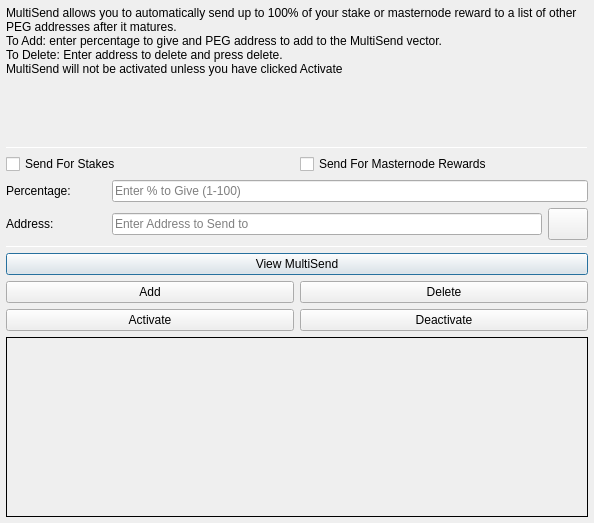
Old version of the form src/qt/forms/multisenddialog.ui in the repository peg-dev/pegasus.
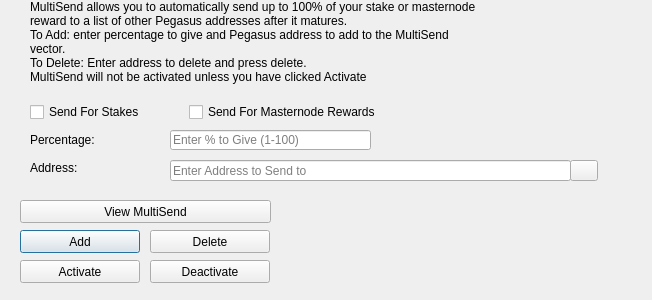
New version of the form. Icons and pictures are not drawn.

Patch:
```diff
--- a/src/qt/forms/multisenddialog.ui
+++ b/src/qt/forms/multisenddialog.ui
@@ -9,106 +9,22 @@
    <rect>
     <x>0</x>
     <y>0</y>
-    <width>594</width>
-    <height>523</height>
+    <width>652</width>
+    <height>300</height>
    </rect>
   </property>
   <property name="windowTitle">
    <string>MultiSend</string>
   </property>
-  <layout class="QVBoxLayout" name="verticalLayout" stretch="0">
-   <property name="leftMargin">
-    <number>6</number>
-   </property>
-   <property name="topMargin">
-    <number>6</number>
-   </property>
-   <property name="rightMargin">
-    <number>6</number>
-   </property>
-   <property name="bottomMargin">
-    <number>6</number>
-   </property>
-   <item>
-    <layout class="QVBoxLayout" name="verticalLayout_Main" stretch="1,1,1,1,1,1">
-     <item>
-      <widget class="QLabel" name="label_2">
-       <property name="lineWidth">
-        <number>1</number>
-       </property>
-       <property name="text">
-        <string>MultiSend allows you to automatically send up to 100% of your stake or masternode reward to a list of other PEG addresses after it matures.
-To Add: enter percentage to give and PEG address to add to the MultiSend vector.
-To Delete: Enter address to delete and press delete.
-MultiSend will not be activated unless you have clicked Activate</string>
-       </property>
-       <property name="alignment">
-        <set>Qt::AlignLeading|Qt::AlignLeft|Qt::AlignTop</set>
-       </property>
-       <property name="wordWrap">
-        <bool>true</bool>
-       </property>
-      </widget>
-     </item>
-     <item>
-      <widget class="Line" name="line">
-       <property name="minimumSize">
-        <size>
-         <width>0</width>
-         <height>1</height>
-        </size>
-       </property>
-       <property name="maximumSize">
-        <size>
-         <width>16777215</width>
-         <height>1</height>
-        </size>
-       </property>
-       <property name="orientation">
-        <enum>Qt::Horizontal</enum>
-       </property>
-      </widget>
-     </item>
-     <item>
-      <layout class="QVBoxLayout" name="verticalLayout_Settings">
-       <item>
-        <layout class="QHBoxLayout" name="horizontalLayout">
-         <item>
-          <widget class="QCheckBox" name="multiSendStakeCheckBox">
-           <property name="text">
-            <string>Send For Stakes</string>
-           </property>
-          </widget>
-         </item>
-         <item>
-          <widget class="QCheckBox" name="multiSendMasternodeCheckBox">
-           <property name="text">
-            <string>Send For Masternode Rewards</string>
-           </property>
-          </widget>
-         </item>
-        </layout>
-       </item>
-       <item>
-        <layout class="QHBoxLayout" name="horizontalLayout_6">
-         <item>
-          <widget class="QLabel" name="label">
-           <property name="minimumSize">
-            <size>
-             <width>100</width>
-             <height>0</height>
-            </size>
-           </property>
-           <property name="toolTip">
-            <string>Percentage of stake to send</string>
-           </property>
-           <property name="text">
-            <string>Percentage:</string>
-           </property>
-          </widget>
-         </item>
-         <item>
           <widget class="QLineEdit" name="multiSendPercentEdit">
+   <property name="geometry">
+    <rect>
+     <x>170</x>
+     <y>130</y>
+     <width>201</width>
+     <height>20</height>
+    </rect>
+   </property>
            <property name="toolTip">
             <string>Enter whole numbers 1 - 100</string>
            </property>
@@ -116,29 +32,15 @@
             <string>Enter % to Give (1-100)</string>
            </property>
           </widget>
-         </item>
-        </layout>
-       </item>
-       <item>
-        <layout class="QHBoxLayout" name="horizontalLayout_7">
-         <item>
-          <widget class="QLabel" name="label_5">
-           <property name="minimumSize">
-            <size>
-             <width>100</width>
-             <height>0</height>
-            </size>
-           </property>
-           <property name="toolTip">
-            <string>Address to send portion of stake to</string>
-           </property>
-           <property name="text">
-            <string>Address:</string>
-           </property>
-          </widget>
-         </item>
-         <item>
           <widget class="QLineEdit" name="multiSendAddressEdit">
+   <property name="geometry">
+    <rect>
+     <x>170</x>
+     <y>160</y>
+     <width>401</width>
+     <height>21</height>
+    </rect>
+   </property>
            <property name="toolTip">
             <string/>
            </property>
@@ -146,14 +48,87 @@
             <string>Enter Address to Send to</string>
            </property>
           </widget>
-         </item>
-         <item>
+  <widget class="QLabel" name="label_2">
+   <property name="geometry">
+    <rect>
+     <x>30</x>
+     <y>0</y>
+     <width>451</width>
+     <height>121</height>
+    </rect>
+   </property>
+   <property name="lineWidth">
+    <number>1</number>
+   </property>
+   <property name="text">
+    <string>MultiSend allows you to automatically send up to 100% of your stake or masternode reward to a list of other Pegasus addresses after it matures.
+To Add: enter percentage to give and Pegasus address to add to the MultiSend vector.
+To Delete: Enter address to delete and press delete.
+MultiSend will not be activated unless you have clicked Activate</string>
+   </property>
+   <property name="alignment">
+    <set>Qt::AlignLeading|Qt::AlignLeft|Qt::AlignTop</set>
+   </property>
+   <property name="wordWrap">
+    <bool>true</bool>
+   </property>
+  </widget>
+  <widget class="QLabel" name="message">
+   <property name="geometry">
+    <rect>
+     <x>290</x>
+     <y>200</y>
+     <width>351</width>
+     <height>91</height>
+    </rect>
+   </property>
+   <property name="text">
+    <string/>
+   </property>
+  </widget>
+  <widget class="QPushButton" name="addButton">
+   <property name="geometry">
+    <rect>
+     <x>20</x>
+     <y>230</y>
+     <width>120</width>
+     <height>23</height>
+    </rect>
+   </property>
+   <property name="toolTip">
+    <string/>
+   </property>
+   <property name="statusTip">
+    <string>Add to MultiSend Vector</string>
+   </property>
+   <property name="text">
+    <string>Add</string>
+   </property>
+  </widget>
+  <widget class="QPushButton" name="disableButton">
+   <property name="geometry">
+    <rect>
+     <x>150</x>
+     <y>260</y>
+     <width>120</width>
+     <height>23</height>
+    </rect>
+   </property>
+   <property name="statusTip">
+    <string>Deactivate MultiSend</string>
+   </property>
+   <property name="text">
+    <string>Deactivate</string>
+   </property>
+  </widget>
           <widget class="QPushButton" name="addressBookButton">
-           <property name="maximumSize">
-            <size>
-             <width>16777215</width>
-             <height>32</height>
-            </size>
+   <property name="geometry">
+    <rect>
+     <x>570</x>
+     <y>160</y>
+     <width>28</width>
+     <height>21</height>
+    </rect>
            </property>
            <property name="toolTip">
             <string>Choose an address from the address book</string>
@@ -172,36 +147,15 @@
             <bool>false</bool>
            </property>
           </widget>
-         </item>
-        </layout>
-       </item>
-      </layout>
-     </item>
-     <item>
-      <widget class="Line" name="line_2">
-       <property name="minimumSize">
-        <size>
-         <width>0</width>
-         <height>1</height>
-        </size>
-       </property>
-       <property name="maximumSize">
-        <size>
-         <width>16777215</width>
-         <height>1</height>
-        </size>
-       </property>
-       <property name="orientation">
-        <enum>Qt::Horizontal</enum>
-       </property>
-      </widget>
-     </item>
-     <item>
-      <layout class="QVBoxLayout" name="verticalLayout_Buttons">
-       <item>
-        <layout class="QHBoxLayout" name="horizontalLayout_4">
-         <item>
-          <widget class="QPushButton" name="viewButton">
+  <widget class="QLabel" name="label">
+   <property name="geometry">
+    <rect>
+     <x>30</x>
+     <y>130</y>
+     <width>121</width>
+     <height>20</height>
+    </rect>
+   </property>
            <property name="toolTip">
             <string/>
            </property>
@@ -209,16 +163,18 @@
             <string>View MultiSend Vector</string>
            </property>
            <property name="text">
-            <string>View MultiSend</string>
-           </property>
-          </widget>
-         </item>
-        </layout>
-       </item>
-       <item>
-        <layout class="QHBoxLayout" name="horizontalLayout_2">
-         <item>
-          <widget class="QPushButton" name="addButton">
+    <string>Percentage:</string>
+   </property>
+  </widget>
+  <widget class="QLabel" name="label_5">
+   <property name="geometry">
+    <rect>
+     <x>30</x>
+     <y>160</y>
+     <width>111</width>
+     <height>16</height>
+    </rect>
+   </property>
            <property name="toolTip">
             <string/>
            </property>
@@ -226,12 +182,18 @@
             <string>Add to MultiSend Vector</string>
            </property>
            <property name="text">
-            <string>Add</string>
-           </property>
-          </widget>
-         </item>
-         <item>
+    <string>Address:</string>
+   </property>
+  </widget>
           <widget class="QPushButton" name="deleteButton">
+   <property name="geometry">
+    <rect>
+     <x>150</x>
+     <y>230</y>
+     <width>120</width>
+     <height>23</height>
+    </rect>
+   </property>
            <property name="toolTip">
             <string/>
            </property>
@@ -242,13 +204,15 @@
             <string>Delete</string>
            </property>
           </widget>
-         </item>
-        </layout>
-       </item>
-       <item>
-        <layout class="QHBoxLayout" name="horizontalLayout_5">
-         <item>
           <widget class="QPushButton" name="activateButton">
+   <property name="geometry">
+    <rect>
+     <x>20</x>
+     <y>260</y>
+     <width>120</width>
+     <height>23</height>
+    </rect>
+   </property>
            <property name="statusTip">
             <string>Activate MultiSend</string>
            </property>
@@ -256,55 +220,51 @@
             <string>Activate</string>
            </property>
           </widget>
-         </item>
-         <item>
-          <widget class="QPushButton" name="disableButton">
-           <property name="statusTip">
-            <string>Deactivate MultiSend</string>
-           </property>
-           <property name="text">
-            <string>Deactivate</string>
-           </property>
-          </widget>
-         </item>
-        </layout>
-       </item>
-      </layout>
-     </item>
-     <item>
-      <widget class="QLabel" name="message">
-       <property name="minimumSize">
-        <size>
-         <width>0</width>
-         <height>180</height>
-        </size>
-       </property>
-       <property name="frameShape">
-        <enum>QFrame::Panel</enum>
-       </property>
-       <property name="frameShadow">
-        <enum>QFrame::Plain</enum>
-       </property>
-       <property name="lineWidth">
-        <number>1</number>
-       </property>
-       <property name="midLineWidth">
-        <number>1</number>
-       </property>
-       <property name="text">
+  <widget class="QPushButton" name="viewButton">
+   <property name="geometry">
+    <rect>
+     <x>20</x>
+     <y>200</y>
+     <width>251</width>
+     <height>23</height>
+    </rect>
+   </property>
+   <property name="toolTip">
         <string/>
        </property>
-       <property name="alignment">
-        <set>Qt::AlignLeading|Qt::AlignLeft|Qt::AlignTop</set>
-       </property>
-       <property name="wordWrap">
-        <bool>true</bool>
-       </property>
-      </widget>
-     </item>
-    </layout>
-   </item>
-  </layout>
+   <property name="statusTip">
+    <string>View MultiSend Vector</string>
+   </property>
+   <property name="text">
+    <string>View MultiSend</string>
+   </property>
+  </widget>
+  <widget class="QWidget" name="horizontalLayoutWidget">
+   <property name="geometry">
+    <rect>
+     <x>30</x>
+     <y>100</y>
+     <width>351</width>
+     <height>24</height>
+    </rect>
+   </property>
+   <layout class="QHBoxLayout" name="horizontalLayout">
+    <item>
+     <widget class="QCheckBox" name="multiSendStakeCheckBox">
+      <property name="text">
+       <string>Send For Stakes</string>
+      </property>
+     </widget>
+    </item>
+    <item>
+     <widget class="QCheckBox" name="multiSendMasternodeCheckBox">
+      <property name="text">
+       <string>Send For Masternode Rewards</string>
+      </property>
+     </widget>
+    </item>
+   </layout>
+  </widget>
  </widget>
  <resources>
   <include location="../pegasus.qrc"/>
```
Left out of the diff: 14 changed lines with no effect on the pictures. Lines whose indentation alone changed are shown as unchanged.
